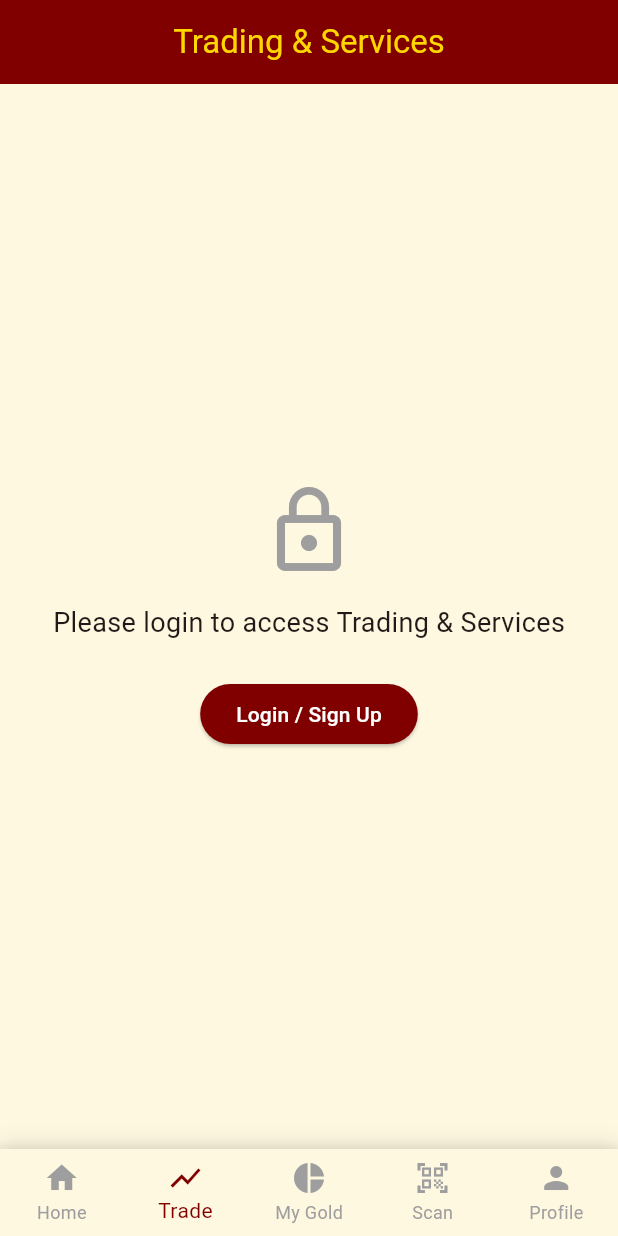
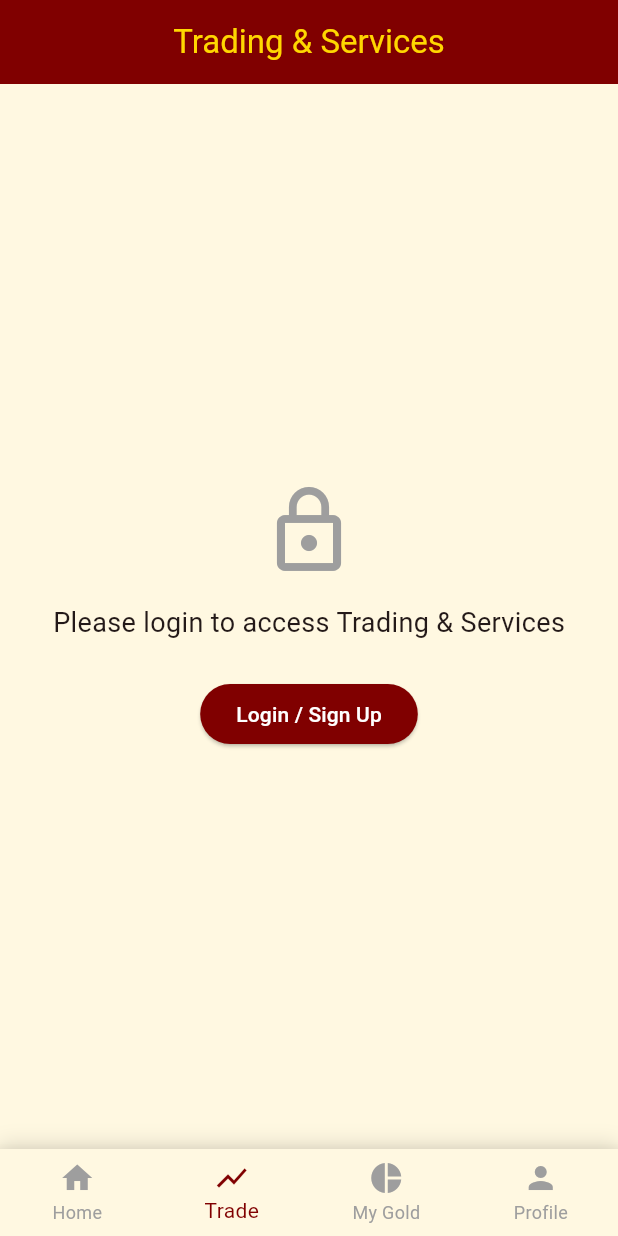
Before and after one commit to pwan67/is770_ssl_store, a Flutter app: the screen it shows after launch, item 2 of the bottom bar chosen, on a phone screen of 412 x 824 dp. Run offline on Flutter 3.47's test engine with Material 3 defaults, Android fonts, the phone set to English and light mode, and no system bars; our stand-ins replace cloud_firestore, firebase_auth, firebase_core; accounts and stored records are empty; network calls fail.

Commit message:
style: remove scan page from bottom navigation bar

```diff
--- a/lib/pages/main_screen.dart
+++ b/lib/pages/main_screen.dart
@@ -2,7 +2,6 @@ import 'package:flutter/material.dart';
 import '00_page_home.dart';
 import '02_page_portfolio.dart';
 import '02_page_trading.dart';
-import '03_page_scan.dart';
 import '12_page_profile.dart'; // Ensure profile page is imported
 
 class MainScreen extends StatefulWidget {
@@ -19,7 +18,6 @@ class _MainScreenState extends State<MainScreen> {
     const HomePage(),
     const TradingPage(),
     const PortfolioPage(),
-    const ScanPage(),
     const ProfilePage(),
   ];
 
@@ -67,10 +65,6 @@ class _MainScreenState extends State<MainScreen> {
               label: 'My Gold',
             ),
             BottomNavigationBarItem(
-              icon: Icon(Icons.qr_code_scanner),
-              label: 'Scan',
-            ),
-            BottomNavigationBarItem(
               icon: Icon(Icons.person),
               label: 'Profile',
             ),
```
